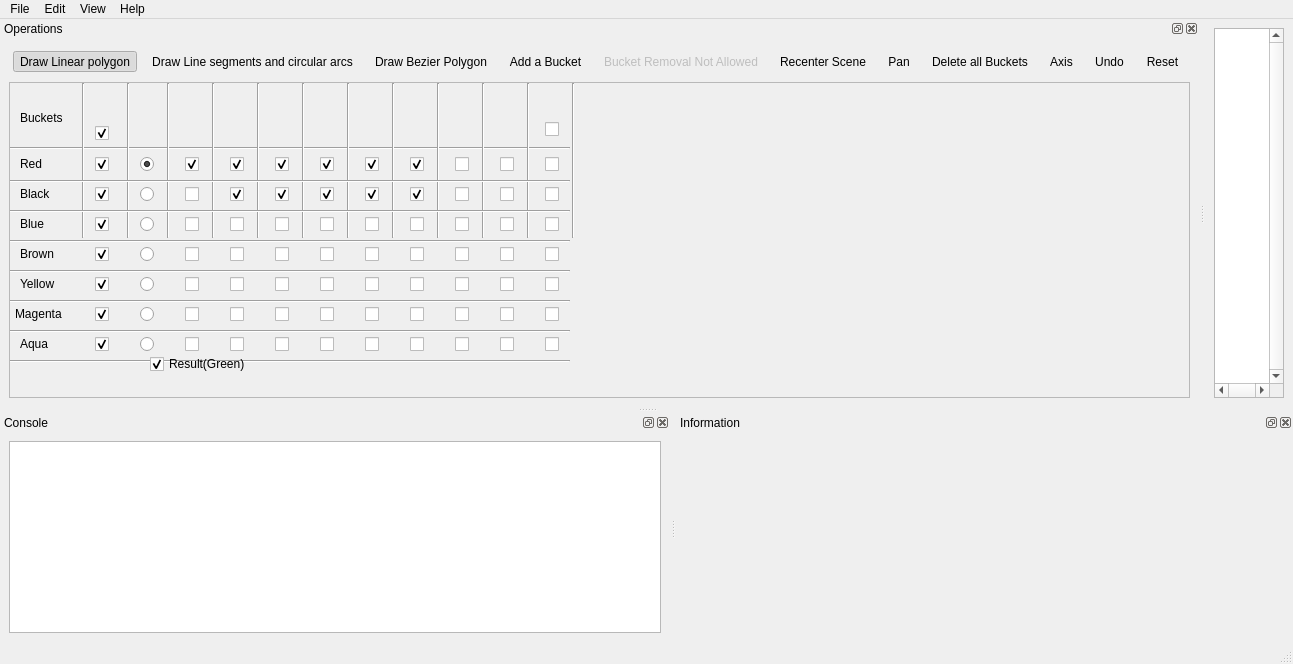
Before: the Qt Designer form Boolean_set_operations_2/demo/Boolean_set_operations_2/UiFiles/Boolean_set_operations_2.ui in CGAL/cgal-public-dev, drawn with Qt 5.
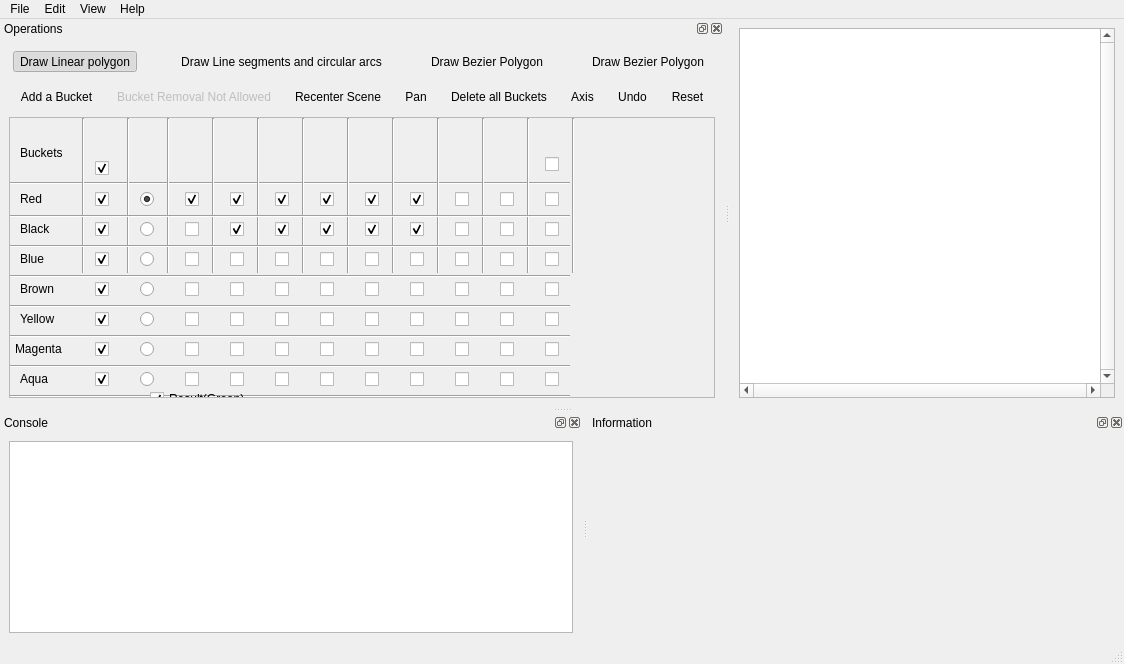
After: the same form once the commit is applied. Icons and pictures are not drawn.

What changed in the file:
```diff
--- a/Boolean_set_operations_2/demo/Boolean_set_operations_2/UiFiles/Boolean_set_operations_2.ui
+++ b/Boolean_set_operations_2/demo/Boolean_set_operations_2/UiFiles/Boolean_set_operations_2.ui
@@ -172,6 +172,12 @@
            <attribute name="toolBarBreak" >
             <bool>false</bool>
            </attribute>
+           <property name="iconSize">
+            <size>
+             <width>32</width>
+             <height>32</height>
+            </size>
+           </property>
            <addaction name="actionInsertLinear"/>
            </widget>
          </item>
@@ -183,6 +189,12 @@
            <attribute name="toolBarBreak" >
             <bool>false</bool>
            </attribute>
+           <property name="iconSize">
+            <size>
+             <width>32</width>
+             <height>32</height>
+            </size>
+           </property>
            <addaction name="actionInsertCircular"/>
           </widget>
          </item>
@@ -194,9 +206,45 @@
            <attribute name="toolBarBreak" >
             <bool>false</bool>
            </attribute>
+           <property name="iconSize">
+            <size>
+             <width>32</width>
+             <height>32</height>
+            </size>
+           </property>
+           <property name="layoutDirection">
+            <enum>Qt::RightToLeft</enum>
+           </property>
            <addaction name="actionInsertBezier" />
            </widget>
          </item>
+         <item>
+          <widget class="QToolBar" name="operationsTootBar03" >
+           <attribute name="toolBarArea" >
+            <enum>TopToolBarArea</enum>
+           </attribute>
+           <attribute name="toolBarBreak" >
+            <bool>false</bool>
+           </attribute>
+           <property name="iconSize">
+            <size>
+             <width>32</width>
+             <height>32</height>
+            </size>
+           </property>
+           <property name="layoutDirection">
+            <enum>Qt::RightToLeft</enum>
+           </property>
+           <addaction name="actionInsertBezier" />
+           </widget>
+         </item>
+        </layout>
+       </item>  
+       <item>
+        <layout class="QHBoxLayout" name="horizontalLayout_3">
+         <property name="spacing">
+          <number>2</number>
+         </property> 
          <item>
           <widget class="QToolBar" name="operationsTootBar1" >
            <attribute name="toolBarArea" >
```
